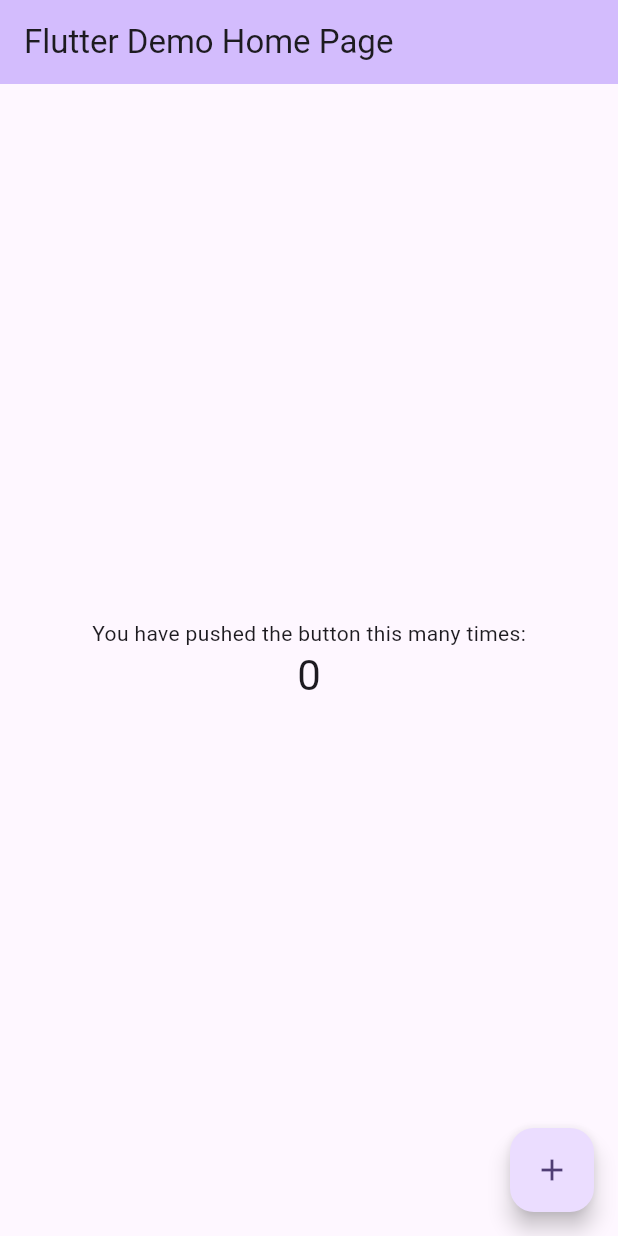
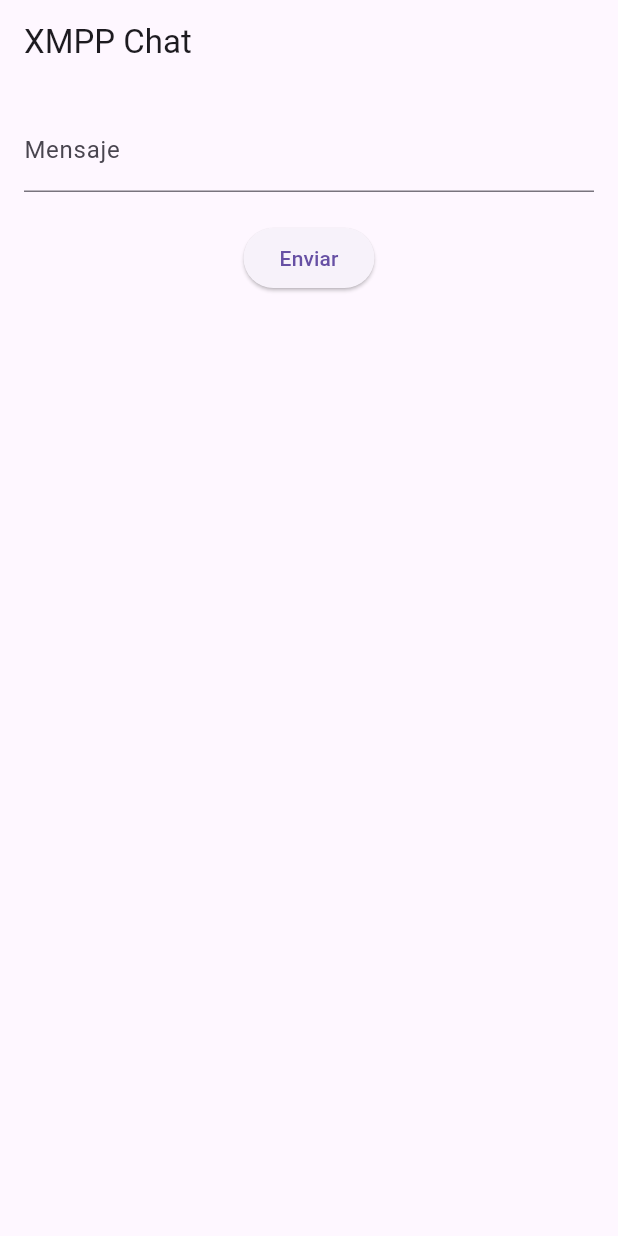
Before and after one commit to Wheliver-Rivas/codex, a Flutter app: the screen it shows after launch, on a phone screen of 412 x 824 dp. Run offline on Flutter 3.47's test engine with Material 3 defaults, Android fonts, the phone set to English and light mode, and no system bars; network calls fail.

Commit message:
Fix XML open string

```diff
--- a/lib/main.dart
+++ b/lib/main.dart
@@ -1,4 +1,5 @@
 import 'package:flutter/material.dart';
+import 'ui/chat_page.dart';
 
 void main() {
   runApp(const MyApp());
@@ -7,116 +8,12 @@ void main() {
 class MyApp extends StatelessWidget {
   const MyApp({super.key});
 
-  // This widget is the root of your application.
   @override
   Widget build(BuildContext context) {
     return MaterialApp(
-      title: 'Flutter Demo',
-      theme: ThemeData(
-        // This is the theme of your application.
-        //
-        // TRY THIS: Try running your application with "flutter run". You'll see
-        // the application has a purple toolbar. Then, without quitting the app,
-        // try changing the seedColor in the colorScheme below to Colors.green
-        // and then invoke "hot reload" (save your changes or press the "hot
-        // reload" button in a Flutter-supported IDE, or press "r" if you used
-        // the command line to start the app).
-        //
-        // Notice that the counter didn't reset back to zero; the application
-        // state is not lost during the reload. To reset the state, use hot
-        // restart instead.
-        //
-        // This works for code too, not just values: Most code changes can be
-        // tested with just a hot reload.
-        colorScheme: ColorScheme.fromSeed(seedColor: Colors.deepPurple),
-      ),
-      home: const MyHomePage(title: 'Flutter Demo Home Page'),
+      title: 'XMPP Jabber Client',
+      theme: ThemeData(primarySwatch: Colors.blue),
+      home: const ChatPage(),
     );
   }
 }
-
-class MyHomePage extends StatefulWidget {
-  const MyHomePage({super.key, required this.title});
-
-  // This widget is the home page of your application. It is stateful, meaning
-  // that it has a State object (defined below) that contains fields that affect
-  // how it looks.
-
-  // This class is the configuration for the state. It holds the values (in this
-  // case the title) provided by the parent (in this case the App widget) and
-  // used by the build method of the State. Fields in a Widget subclass are
-  // always marked "final".
-
-  final String title;
-
-  @override
-  State<MyHomePage> createState() => _MyHomePageState();
-}
-
-class _MyHomePageState extends State<MyHomePage> {
-  int _counter = 0;
-
-  void _incrementCounter() {
-    setState(() {
-      // This call to setState tells the Flutter framework that something has
-      // changed in this State, which causes it to rerun the build method below
-      // so that the display can reflect the updated values. If we changed
-      // _counter without calling setState(), then the build method would not be
-      // called again, and so nothing would appear to happen.
-      _counter++;
-    });
-  }
-
-  @override
-  Widget build(BuildContext context) {
-    // This method is rerun every time setState is called, for instance as done
-    // by the _incrementCounter method above.
-    //
-    // The Flutter framework has been optimized to make rerunning build methods
-    // fast, so that you can just rebuild anything that needs updating rather
-    // than having to individually change instances of widgets.
-    return Scaffold(
-      appBar: AppBar(
-        // TRY THIS: Try changing the color here to a specific color (to
-        // Colors.amber, perhaps?) and trigger a hot reload to see the AppBar
-        // change color while the other colors stay the same.
-        backgroundColor: Theme.of(context).colorScheme.inversePrimary,
-        // Here we take the value from the MyHomePage object that was created by
-        // the App.build method, and use it to set our appbar title.
-        title: Text(widget.title),
-      ),
-      body: Center(
-        // Center is a layout widget. It takes a single child and positions it
-        // in the middle of the parent.
-        child: Column(
-          // Column is also a layout widget. It takes a list of children and
-          // arranges them vertically. By default, it sizes itself to fit its
-          // children horizontally, and tries to be as tall as its parent.
-          //
-          // Column has various properties to control how it sizes itself and
-          // how it positions its children. Here we use mainAxisAlignment to
-          // center the children vertically; the main axis here is the vertical
-          // axis because Columns are vertical (the cross axis would be
-          // horizontal).
-          //
-          // TRY THIS: Invoke "debug painting" (choose the "Toggle Debug Paint"
-          // action in the IDE, or press "p" in the console), to see the
-          // wireframe for each widget.
-          mainAxisAlignment: MainAxisAlignment.center,
-          children: <Widget>[
-            const Text('You have pushed the button this many times:'),
-            Text(
-              '$_counter',
-              style: Theme.of(context).textTheme.headlineMedium,
-            ),
-          ],
-        ),
-      ),
-      floatingActionButton: FloatingActionButton(
-        onPressed: _incrementCounter,
-        tooltip: 'Increment',
-        child: const Icon(Icons.add),
-      ), // This trailing comma makes auto-formatting nicer for build methods.
-    );
-  }
-}
--- /dev/null
+++ b/lib/ui/chat_page.dart
@@ -0,0 +1,66 @@
+import 'package:flutter/material.dart';
+import '../xmpp/xmpp_client.dart';
+
+class ChatPage extends StatefulWidget {
+  const ChatPage({super.key});
+
+  @override
+  State<ChatPage> createState() => _ChatPageState();
+}
+
+class _ChatPageState extends State<ChatPage> {
+  late XmppClient client;
+  final messageController = TextEditingController();
+
+  @override
+  void initState() {
+    super.initState();
+
+    client = XmppClient(
+      jid: 'tucuenta@jabber.de',
+      password: 'tuclave',
+      domain: 'jabber.de',
+      websocketUrl: 'wss://jabber.de:443/xmpp-websocket',
+    );
+
+    client.connect();
+  }
+
+  void sendMessage() {
+    final message = messageController.text.trim();
+    if (message.isNotEmpty) {
+      client.sendMessage('otro@jabber.hot-chilli.net', message);
+      messageController.clear();
+    }
+  }
+
+  @override
+  void dispose() {
+    client.disconnect();
+    messageController.dispose();
+    super.dispose();
+  }
+
+  @override
+  Widget build(BuildContext context) {
+    return Scaffold(
+      appBar: AppBar(title: const Text('XMPP Chat')),
+      body: Padding(
+        padding: const EdgeInsets.all(16),
+        child: Column(
+          children: [
+            TextField(
+              controller: messageController,
+              decoration: const InputDecoration(labelText: 'Mensaje'),
+            ),
+            const SizedBox(height: 20),
+            ElevatedButton(
+              onPressed: sendMessage,
+              child: const Text('Enviar'),
+            )
+          ],
+        ),
+      ),
+    );
+  }
+}
--- /dev/null
+++ b/lib/xmpp/xmpp_client.dart
@@ -0,0 +1,51 @@
+import 'package:web_socket_channel/web_socket_channel.dart';
+import 'xmpp_message.dart';
+
+class XmppClient {
+  final String jid;
+  final String password;
+  final String domain;
+  final String websocketUrl;
+
+  late WebSocketChannel _channel;
+
+  XmppClient({
+    required this.jid,
+    required this.password,
+    required this.domain,
+    required this.websocketUrl,
+  });
+
+  void connect() {
+    _channel = WebSocketChannel.connect(Uri.parse(websocketUrl));
+
+    _channel.stream.listen((data) {
+      print('[RECEIVED] $data');
+
+      if (data.toString().contains('<stream:features')) {
+        final auth = XmppMessage.buildAuthPlain(jid, password);
+        _channel.sink.add(auth);
+      }
+
+      if (data.toString().contains('<success')) {
+        print('[AUTH] Success');
+        _channel.sink.add(XmppMessage.buildStreamOpen(domain));
+      }
+    }, onError: (error) {
+      print('[ERROR] $error');
+    });
+
+    // Iniciar flujo
+    _channel.sink.add(XmppMessage.buildStreamOpen(domain));
+  }
+
+  void sendMessage(String toJid, String text) {
+    final message = XmppMessage.buildMessage(toJid, text);
+    _channel.sink.add(message);
+    print('[SEND] Message to $toJid');
+  }
+
+  void disconnect() {
+    _channel.sink.close();
+  }
+}
--- /dev/null
+++ b/lib/xmpp/xmpp_message.dart
@@ -0,0 +1,32 @@
+import 'dart:convert';
+import 'package:xml/xml.dart';
+
+class XmppMessage {
+  static String buildStreamOpen(String domain) {
+    return "<open xmlns='urn:ietf:params:xml:ns:xmpp-framing' to='$domain' version='1.0'/>";
+  }
+
+  static String buildAuthPlain(String jid, String password) {
+    final username = jid.split('@')[0];
+    final authStr = '\u0000$username\u0000$password';
+    final authB64 = base64Encode(utf8.encode(authStr));
+
+    final builder = XmlBuilder();
+    builder.element('auth', nest: () {
+      builder.attribute('xmlns', 'urn:ietf:params:xml:ns:xmpp-sasl');
+      builder.attribute('mechanism', 'PLAIN');
+      builder.text(authB64);
+    });
+    return builder.buildDocument().toXmlString();
+  }
+
+  static String buildMessage(String to, String text) {
+    final builder = XmlBuilder();
+    builder.element('message', nest: () {
+      builder.attribute('to', to);
+      builder.attribute('type', 'chat');
+      builder.element('body', nest: text);
+    });
+    return builder.buildDocument().toXmlString();
+  }
+}
--- a/pubspec.yaml
+++ b/pubspec.yaml
@@ -34,6 +34,9 @@ dependencies:
   # The following adds the Cupertino Icons font to your application.
   # Use with the CupertinoIcons class for iOS style icons.
   cupertino_icons: ^1.0.8
+  web_socket_channel: ^2.4.0
+  xml: ^6.3.0
+  convert: ^3.1.1
 
 dev_dependencies:
   flutter_test:
```
